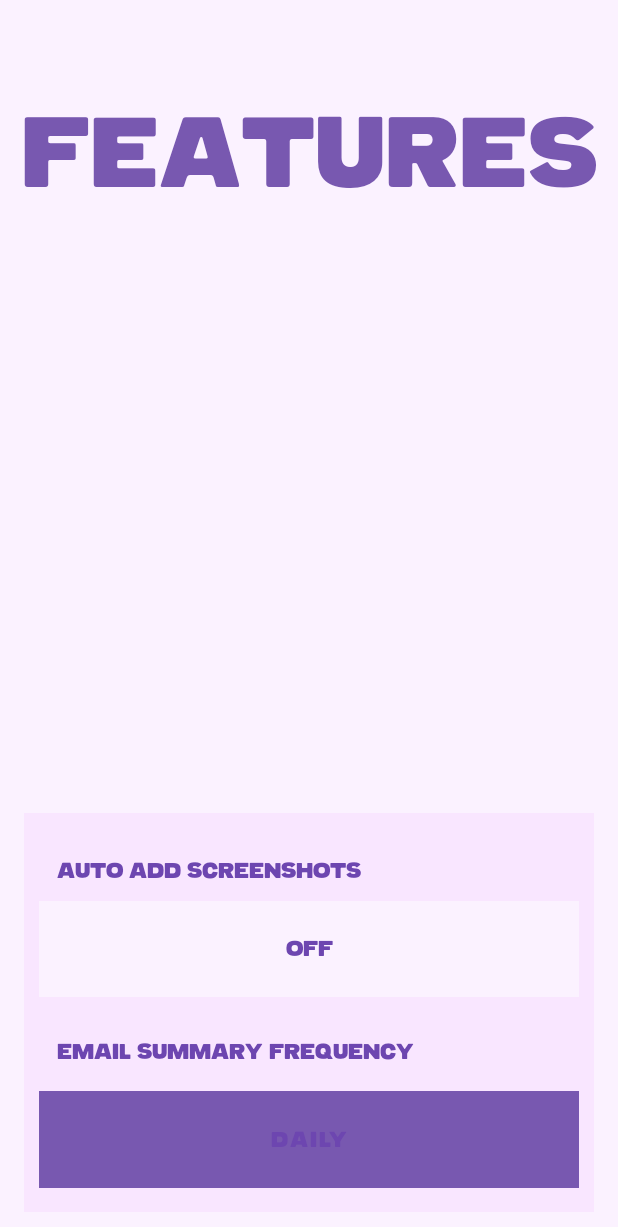
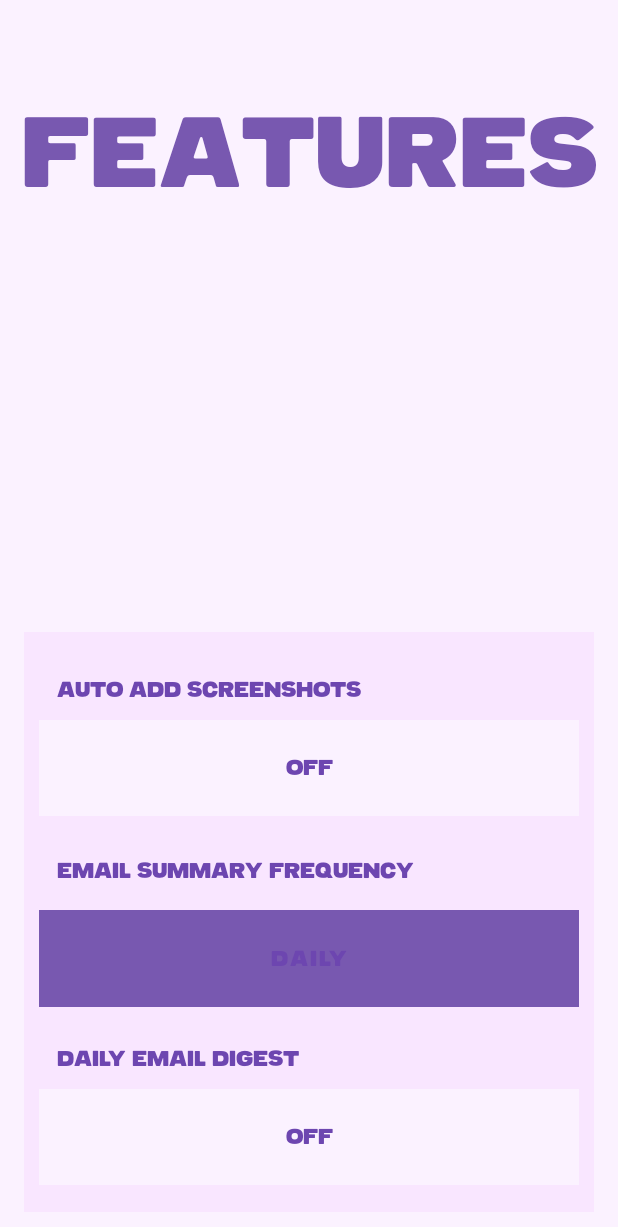
Before and after one commit to nikhilnair31/FORGOR-App, an Android app: the FeatureToggles screen opened directly, with no data from a screen before it, after a tap on "NONE", on a phone screen of 412 x 824 dp. Shown: the top 1227 px of the screen. Run offline under Robolectric (Android 15) with nearby library versions, the phone set to English and light mode, and no system bars; Roboto replaces fonts that are not available here.

Commit message:
Added button for digest enable edit. Tweaked some helper funcs.

```diff
--- a/app/src/main/java/com/sil/buildmode/FeatureToggles.kt
+++ b/app/src/main/java/com/sil/buildmode/FeatureToggles.kt
@@ -37,9 +37,10 @@ class FeatureToggles : AppCompatActivity() {
 
     private var pendingToggle: (() -> Unit)? = null
 
+    private lateinit var rootConstraintLayout: ConstraintLayout
     private lateinit var screenshotToggleButton: ToggleButton
-    private lateinit var digestCycleButton: Button
-    private lateinit var rootConstraintLayout: ConstraintLayout
+    private lateinit var summaryCycleButton: Button
+    private lateinit var digestToggleButton: ToggleButton
 
     private val summaryOptions = listOf(
         Triple(R.string.summaryNoneText,     R.color.base_0,     R.color.accent_1),
@@ -63,10 +64,12 @@ class FeatureToggles : AppCompatActivity() {
     private fun initRelated() {
         rootConstraintLayout = findViewById(R.id.rootConstraintLayout)
         screenshotToggleButton = findViewById(R.id.screenshotToggleButton)
-        digestCycleButton = findViewById(R.id.summaryFreqToggleButton)
+        summaryCycleButton = findViewById(R.id.summaryFreqToggleButton)
+        digestToggleButton = findViewById(R.id.digestEnabledToggleButton)
 
-        initDigestButton()
         initScreenshotToggle()
+        initSummaryCycleButton()
+        initDigestToggle()
 
         WindowCompat.setDecorFitsSystemWindows(window, false)
         ViewCompat.setOnApplyWindowInsetsListener(rootConstraintLayout) { v, insets ->
@@ -80,17 +83,6 @@ class FeatureToggles : AppCompatActivity() {
     // endregion
 
     // region UI Related
-    private fun initDigestButton() {
-        summaryIndex = generalSharedPreferences.getInt("summary_index", 0).coerceIn(0, summaryOptions.lastIndex)
-        Log.i(TAG, "digestIndex: $summaryIndex")
-        renderDigestButton(summaryIndex)
-
-        digestCycleButton.setOnClickListener {
-            val newIndex = (summaryIndex + 1) % summaryOptions.size
-            renderDigestButton(newIndex)
-            updateDigestFrequency(newIndex)
-        }
-    }
     private fun initScreenshotToggle() {
         val isRunning = Helpers.isServiceRunning(this, ScreenshotService::class.java)
         updateToggle(screenshotToggleButton, isRunning)
@@ -115,27 +107,46 @@ class FeatureToggles : AppCompatActivity() {
             }
         }
     }
+    private fun initSummaryCycleButton() {
+        summaryIndex = generalSharedPreferences.getInt("summary_index", 0).coerceIn(0, summaryOptions.lastIndex)
+        Log.i(TAG, "digestIndex: $summaryIndex")
+        renderSummaryButton(summaryIndex)
 
-    private fun renderDigestButton(index: Int) {
+        summaryCycleButton.setOnClickListener {
+            val newIndex = (summaryIndex + 1) % summaryOptions.size
+            renderSummaryButton(newIndex)
+            updateSummaryFrequency(newIndex)
+        }
+    }
+    private fun initDigestToggle() {
+        digestToggleButton.setOnCheckedChangeListener { _, isChecked ->
+            Log.i(TAG, "Digest toggle changed: $isChecked")
+            digestToggleButton.performHapticFeedback(HapticFeedbackConstants.VIRTUAL_KEY)
+            updateToggle(digestToggleButton, isChecked)
+            updateDigestEnabled(isChecked)
+        }
+    }
+
+    private fun renderSummaryButton(index: Int) {
         val (label, bgCol, txtCol) = summaryOptions[index]
-        digestCycleButton.setText(label)
-        digestCycleButton.backgroundTintList = ColorStateList.valueOf(ContextCompat.getColor(this, bgCol))
-        digestCycleButton.setTextColor(ContextCompat.getColor(this, txtCol))
-        digestCycleButton.contentDescription = "Digest: $label"
+        summaryCycleButton.setText(label)
+        summaryCycleButton.backgroundTintList = ColorStateList.valueOf(ContextCompat.getColor(this, bgCol))
+        summaryCycleButton.setTextColor(ContextCompat.getColor(this, txtCol))
+        summaryCycleButton.contentDescription = "Digest: $label"
     }
     private fun updateToggle(toggle: ToggleButton, isChecked: Boolean) {
         toggle.isChecked = isChecked
         toggle.background = ContextCompat.getDrawable(this, if (isChecked) R.color.accent_0 else R.color.base_0)
 
         toggle.text = when (toggle) {
-            screenshotToggleButton -> getString(if (isChecked) R.string.screenshotToggleOnText else R.string.screenshotToggleOffText)
+            screenshotToggleButton -> getString(if (isChecked) R.string.toggleOnText else R.string.toggleOffText)
             else -> ""
         }
     }
     // endregion
 
     // region Feature Related
-    private fun updateDigestFrequency(newIndex: Int) {
+    private fun updateSummaryFrequency(newIndex: Int) {
         // Call API
         val freqName = when (newIndex) {
             0 -> "none"
@@ -145,11 +156,22 @@ class FeatureToggles : AppCompatActivity() {
             else -> "none"
         }
 
-        Helpers.authEditSummaryToServer(this, freqName) { success ->
+        Helpers.editSummaryFreqToServer(this, freqName) { success ->
             if (success) {
                 // Save locally only if backend update succeeded
                 generalSharedPreferences.edit { putInt("summary_index", newIndex) }
                 summaryIndex = newIndex
+            } else {
+                // Keep old state if backend failed
+                showToast(this, "Failed to update digest")
+            }
+        }
+    }
+    private fun updateDigestEnabled(enabled: Boolean) {
+        Helpers.editDigestEnabledToServer(this, enabled) { success ->
+            if (success) {
+                // Save locally only if backend update succeeded
+                generalSharedPreferences.edit { putBoolean("digest_enabled", enabled) }
             } else {
                 // Keep old state if backend failed
                 showToast(this, "Failed to update digest")
--- a/app/src/main/res/layout/activity_feature_toggles.xml
+++ b/app/src/main/res/layout/activity_feature_toggles.xml
@@ -74,7 +74,6 @@
             android:text="@string/monitoringText"
             android:textColor="@color/accent_1"
             android:textSize="14sp" />
-
         <ToggleButton
             android:id="@+id/screenshotToggleButton"
             android:layout_width="match_parent"
@@ -90,8 +89,8 @@
 
             android:fontFamily="@font/venus_cormier"
             android:textColor="@color/accent_1"
-            android:textOff="@string/screenshotToggleOffText"
-            android:textOn="@string/screenshotToggleOnText"
+            android:textOff="@string/toggleOffText"
+            android:textOn="@string/toggleOnText"
 
             app:layout_constraintEnd_toEndOf="parent"
             app:layout_constraintStart_toStartOf="parent"
@@ -111,7 +110,6 @@
             android:text="@string/summaryFrequencyText"
             android:textColor="@color/accent_1"
             android:textSize="14sp" />
-
         <Button
             android:id="@+id/summaryFreqToggleButton"
             android:layout_width="match_parent"
@@ -135,6 +133,42 @@
             app:layout_constraintStart_toStartOf="parent"
             app:layout_constraintTop_toBottomOf="@+id/featuresTextView" />
 
+        <TextView
+            android:id="@+id/digestEnabledTextView"
+            android:layout_width="match_parent"
+            android:layout_height="wrap_content"
+
+            android:layout_marginTop="8dp"
+            android:padding="12dp"
+
+            android:gravity="start"
+
+            android:fontFamily="@font/venus_cormier"
+            android:text="@string/digestFrequencyText"
+            android:textColor="@color/accent_1"
+            android:textSize="14sp" />
+        <ToggleButton
+            android:id="@+id/digestEnabledToggleButton"
+            android:layout_width="match_parent"
+            android:layout_height="64dp"
+
+            android:layout_marginBottom="8dp"
+
+            android:background="@color/base_0"
+            android:drawableTint="@color/accent_1"
+
+            android:checked="false"
+            android:stateListAnimator="@null"
+
+            android:fontFamily="@font/venus_cormier"
+            android:textColor="@color/accent_1"
+            android:textOff="@string/toggleOffText"
+            android:textOn="@string/toggleOnText"
+
+            app:layout_constraintEnd_toEndOf="parent"
+            app:layout_constraintStart_toStartOf="parent"
+            app:layout_constraintTop_toBottomOf="@+id/featuresTextView" />
+
     </LinearLayout>
 
 </androidx.constraintlayout.widget.ConstraintLayout>
--- a/app/src/main/res/values/strings.xml
+++ b/app/src/main/res/values/strings.xml
@@ -22,13 +22,14 @@
 
     <string name="featuresText">FEATURES</string>
     <string name="monitoringText">AUTO ADD SCREENSHOTS</string>
-    <string name="screenshotToggleOnText">ON</string>
-    <string name="screenshotToggleOffText">OFF</string>
+    <string name="toggleOnText">ON</string>
+    <string name="toggleOffText">OFF</string>
     <string name="summaryFrequencyText">EMAIL SUMMARY FREQUENCY</string>
     <string name="summaryNoneText">NONE</string>
     <string name="summaryDailyText">DAILY</string>
     <string name="summaryWeeklyText">WEEKLY</string>
     <string name="summaryMonthlyText">MONTHLY</string>
+    <string name="digestFrequencyText">DAILY EMAIL DIGEST</string>
     <string name="stopForgoringText">STOP FORGORING</string>
 
     <string name="searchImagesDescription">SEARCH IMAGES</string>
```
Also changed, not shown: app/src/main/java/com/sil/buildmode/FeaturePermissions.kt (+37 -15 lines), app/src/main/java/com/sil/others/Helpers.kt (+156 -75 lines), app/src/main/res/layout/activity_feature_permissions.xml (+74 -20 lines).
